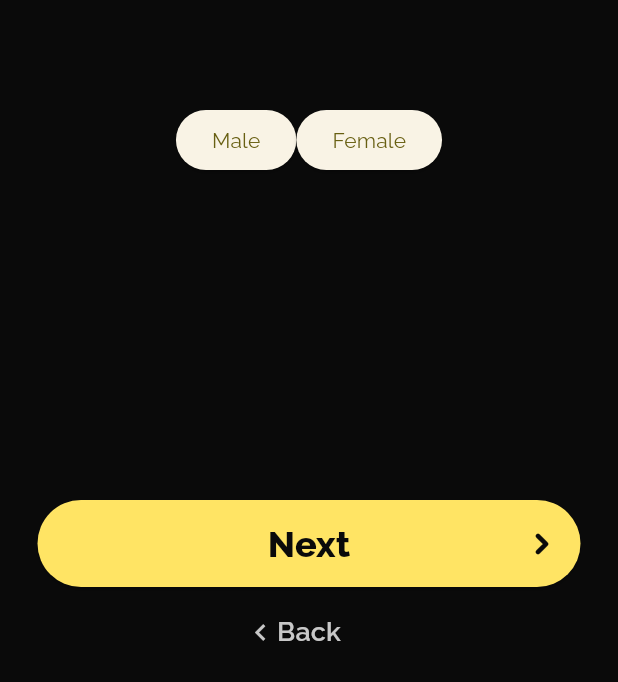
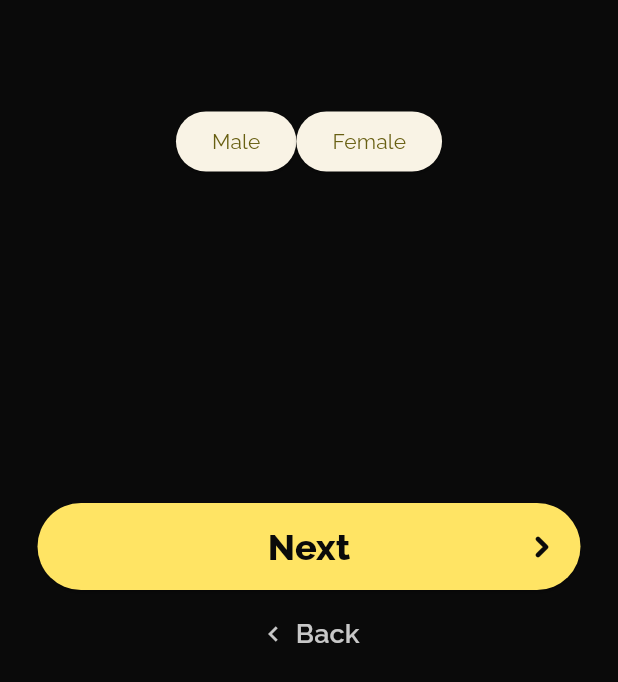
Before and after one commit to mmaazrana/jawline_fitness, a Flutter app: the screen it shows after launch, after a tap on "Next", on a phone screen of 412 x 824 dp. Shown: the part 529-1211 px from the top of the screen. Run offline on Flutter 3.47's test engine with Material 2 defaults, Android fonts, the phone set to English and light mode, and no system bars; our stand-ins replace animated_splash_screen, email_validator, firebase_auth, flutter_local_notifications, flutter_svg, permission_handler and 1 more; missing offline and left inert: alarm, infinite_listview; accounts and stored records are empty.

Commit message:
added landscape layouts for onboarding and two home screens

```diff
--- a/lib/main.dart
+++ b/lib/main.dart
@@ -71,7 +71,8 @@ class _SplashScreenState extends State<SplashScreen> {
     SharedPreferences prefs = await SharedPreferences.getInstance();
     bool isOnBoardedData = prefs.getBool('isOnboarded') ?? false;
     setState(() {
-      isOnboarded = isOnBoardedData;
+      // isOnboarded = isOnBoardedData;
+      isOnboarded = false; //hard coded for testing
     });
   }
 
--- a/lib/screens/exercise.dart
+++ b/lib/screens/exercise.dart
@@ -75,10 +75,10 @@ class ExerciseScreenState extends State<ExerciseScreen> {
         appBar: ExerciseAppBar(day: day),
         body: SizeConfig.isLandscape
             ? _buildLandscapeLayout(progress)
-            : buildPortraitLayout(progress));
+            : _buildPortraitLayout(progress));
   }
 
-  Center buildPortraitLayout(double progress) {
+  Center _buildPortraitLayout(double progress) {
     return Center(
       child: Column(
         children: [
--- a/lib/utils/styles.dart
+++ b/lib/utils/styles.dart
@@ -171,4 +171,11 @@ class AppStyles {
     ),
     borderRadius: BorderRadius.circular(100),
   );
+
+  static BoxDecoration calendarBorder = BoxDecoration(
+      borderRadius: BorderRadius.circular(18),
+      border: Border.all(
+        color: AppColors.darkGrey,
+        width: 3,
+      ));
 }
--- /dev/null
+++ b/lib/widgets/buttons/primary_button.dart
@@ -0,0 +1,44 @@
+import 'package:flutter/material.dart';
+
+import '../../utils/styles.dart';
+
+class PrimaryButton extends StatelessWidget {
+  final void Function(BuildContext) onPressed;
+  final bool fullWidth;
+  const PrimaryButton({
+    super.key,
+    required this.onPressed,
+    this.fullWidth = true,
+  });
+
+  @override
+  Widget build(BuildContext context) {
+    return ElevatedButton(
+      onPressed: () {
+        onPressed(context);
+      },
+      style: AppStyles.primaryButton,
+      child: Padding(
+        padding: fullWidth ? EdgeInsets.zero : EdgeInsets.fromLTRB(10, 0, 5, 0),
+        child: Row(
+          mainAxisAlignment: MainAxisAlignment.spaceBetween,
+          children: [
+            if (fullWidth)
+              Text(
+                String.fromCharCode(Icons.chevron_left_rounded.codePoint),
+                style: AppStyles.boldIconYellow,
+              ),
+            const Text(
+              'Next',
+              style: AppStyles.primaryButtonText,
+            ),
+            Text(
+              String.fromCharCode(Icons.chevron_right_rounded.codePoint),
+              style: AppStyles.boldIconBlack,
+            ),
+          ],
+        ),
+      ),
+    );
+  }
+}
--- a/lib/widgets/onboarding.dart
+++ b/lib/widgets/onboarding.dart
@@ -4,6 +4,7 @@ import 'package:jawline_fitness/utils/colors.dart';
 import 'package:jawline_fitness/utils/size_config.dart';
 import 'package:jawline_fitness/utils/styles.dart';
 import 'package:jawline_fitness/widgets/alarm_card.dart';
+import 'package:jawline_fitness/widgets/buttons/tertiary_button.dart';
 import 'package:jawline_fitness/widgets/stepper.dart';
 import 'package:provider/provider.dart';
 import 'package:shared_preferences/shared_preferences.dart';
@@ -12,6 +13,7 @@ import '../models/user.dart';
 import '../utils/constants.dart';
 import '../utils/data_provider.dart';
 import '../utils/routes.dart';
+import 'buttons/primary_button.dart';
 import 'number_picker.dart';
 
 class OnBoarding extends StatefulWidget {
@@ -183,8 +185,8 @@ class OnBoardingState extends State<OnBoarding> {
                 onChanged: (value) => setState(() => _currentValue = value),
               ),
               SvgPicture.asset("assets/pointer.svg",
-                  colorFilter:
-                      const ColorFilter.mode(Colors.black, BlendMode.srcIn),
+                  colorFilter: const ColorFilter.mode(
+                      AppColors.lightBlack, BlendMode.srcIn),
                   semanticsLabel: 'A red up arrow'),
             ],
           ),
@@ -203,7 +205,61 @@ class OnBoardingState extends State<OnBoarding> {
           SliverFillRemaining(
             hasScrollBody: false,
             child: SafeArea(
-              child: Container(
+              child: SizeConfig.isLandscape
+                  ? Container(
+                      padding: const EdgeInsets.all(25),
+                      // height: SizeConfig.screenHeight,
+                      child: Row(
+                        mainAxisSize: MainAxisSize.max,
+                        mainAxisAlignment: MainAxisAlignment.spaceBetween,
+                        children: [
+                          Container(
+                            width: 125,
+                            alignment: Alignment.centerLeft,
+                            child: (currentStep > 0)
+                                ? TertiaryButton(
+                                    text: 'Back',
+                                    icon: Icons.chevron_left,
+                                    isSkip: false,
+                                    onPressed: _previousStep)
+                                : null,
+                          ),
+                          SizedBox(
+                            width: SizeConfig.screenWidth - 350,
+                            child: Column(
+                              children: [
+                                const SizedBox(height: 10),
+                                CustomStepper(step: currentStep),
+                                const SizedBox(height: 25),
+                                Text(
+                                  Constants.steps[currentStep]["heading"]!,
+                                  style: AppStyles.heading,
+                                ),
+                                const SizedBox(height: 5),
+                                Text(
+                                  Constants.steps[currentStep]["description"]!,
+                                  style: AppStyles.description,
+                                  textAlign: TextAlign.center,
+                                ),
+                                const SizedBox(height: 15),
+                                const Spacer(),
+                                stepsContent[currentStep],
+                                const Spacer(),
+                                const SizedBox(height: 15),
+                              ],
+                            ),
+                          ),
+                          SizedBox(
+                            width: 125,
+                            child: PrimaryButton(
+                              onPressed: _nextStep,
+                              fullWidth: false,
+                            ),
+                          ),
+                        ],
+                      ),
+                    )
+                  : Container(
                       padding: const EdgeInsets.all(25),
                       // height: SizeConfig.screenHeight,
                       child: Column(
@@ -230,58 +286,16 @@ class OnBoardingState extends State<OnBoarding> {
                             mainAxisAlignment: MainAxisAlignment.center,
                             crossAxisAlignment: CrossAxisAlignment.center,
                             children: [
-                        ElevatedButton(
-                          onPressed: () {
-                            _nextStep(context);
-                          },
-                          style: AppStyles.primaryButton,
-                          child: Row(
-                            mainAxisAlignment: MainAxisAlignment.spaceBetween,
-                            children: [
-                              Text(
-                                String.fromCharCode(
-                                    Icons.chevron_left_rounded.codePoint),
-                                style: AppStyles.boldIconYellow,
-                              ),
-                              const Text(
-                                'Next',
-                                style: AppStyles.primaryButtonText,
-                              ),
-                              Text(
-                                String.fromCharCode(
-                                    Icons.chevron_right_rounded.codePoint),
-                                style: AppStyles.boldIconBlack,
-                              ),
-                            ],
-                          ),
+                              PrimaryButton(
+                                onPressed: _nextStep,
                               ),
                               const SizedBox(height: 5),
                               if (currentStep > 0)
-                          TextButton(
-                            style: AppStyles.tertiaryButton,
-                            onPressed: () {
-                              _previousStep();
-                            },
-                            child: const Row(
-                              mainAxisSize: MainAxisSize.min,
-                              children: [
-                                Icon(
-                                  Icons.chevron_left,
-                                  size: 22,
-                                  color: AppColors.grey,
-                                ),
-                                Text(
-                                  'Back',
-                                  style: AppStyles.tertiaryButtonText,
-                                ),
-                                Icon(
-                                  Icons.chevron_left,
-                                  size: 22,
-                                  color: AppColors.lightBlack,
-                                ),
-                              ],
-                            ),
-                          ),
+                                TertiaryButton(
+                                    text: 'Back',
+                                    icon: Icons.chevron_left,
+                                    isSkip: false,
+                                    onPressed: _previousStep),
                             ],
                           ),
                         ],
--- a/lib/widgets/settings_page.dart
+++ b/lib/widgets/settings_page.dart
@@ -13,7 +13,8 @@ class SettingsPage extends StatefulWidget {
 class _SettingsPageState extends State<SettingsPage> {
   @override
   Widget build(BuildContext context) {
-    return Container(
+    return SingleChildScrollView(
+      child: Container(
         width: SizeConfig.screenWidth,
         padding: const EdgeInsets.fromLTRB(34, 0, 34, 0),
         child: Column(
@@ -104,6 +105,7 @@ class _SettingsPageState extends State<SettingsPage> {
             )
           ],
         ),
+      ),
     );
   }
 }
--- a/lib/widgets/tile.dart
+++ b/lib/widgets/tile.dart
@@ -1,4 +1,6 @@
 import 'package:flutter/material.dart';
+
+import '../utils/colors.dart';
 
 class ExampleAlarmTile extends StatelessWidget {
   final String title;
@@ -26,7 +28,7 @@ class ExampleAlarmTile extends StatelessWidget {
         child: const Icon(
           Icons.delete,
           size: 30,
-          color: Colors.white,
+          color: AppColors.white,
         ),
       ),
       onDismissed: (_) => onDismissed?.call(),
--- a/lib/widgets/training_page.dart
+++ b/lib/widgets/training_page.dart
@@ -1,6 +1,7 @@
 import 'package:flutter/material.dart';
 import 'package:jawline_fitness/widgets/levels_list.dart';
 
+import '../utils/colors.dart';
 import '../utils/routes.dart';
 import '../utils/size_config.dart';
 import '../utils/styles.dart';
@@ -58,7 +59,7 @@ class TrainingPage extends StatelessWidget {
                       Icon(
                         Icons.chevron_right_rounded,
                         size: 24,
-                        color: Colors.black,
+                        color: AppColors.lightBlack,
                       ),
                     ],
                   ),
@@ -103,7 +104,7 @@ class TrainingPage extends StatelessWidget {
                     Icon(
                       Icons.chevron_right_rounded,
                       size: 24,
-                      color: Colors.black,
+                      color: AppColors.lightBlack,
                     ),
                   ],
                 ),
```
Also changed, not shown: lib/screens/exerciseComplete.dart (+55 -4 lines), lib/screens/rest.dart (+73 -65 lines), lib/utils/theme.dart (+20 -0 lines), lib/widgets/reports_page.dart (+70 -43 lines). Lines whose indentation alone changed are shown as unchanged.
